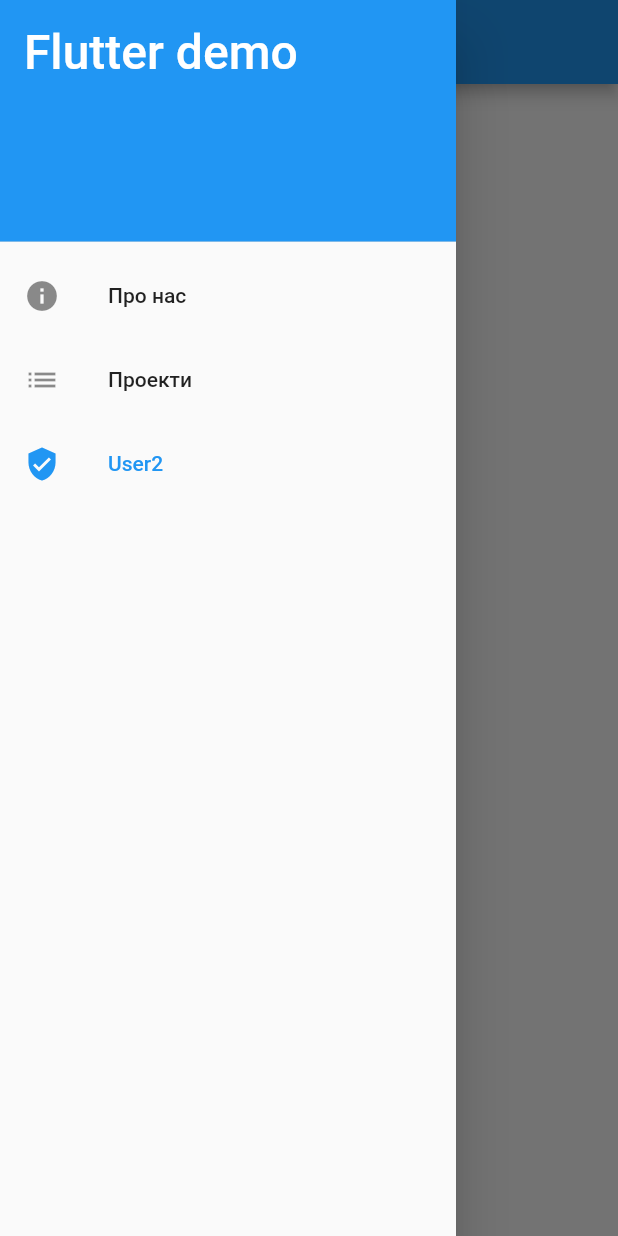
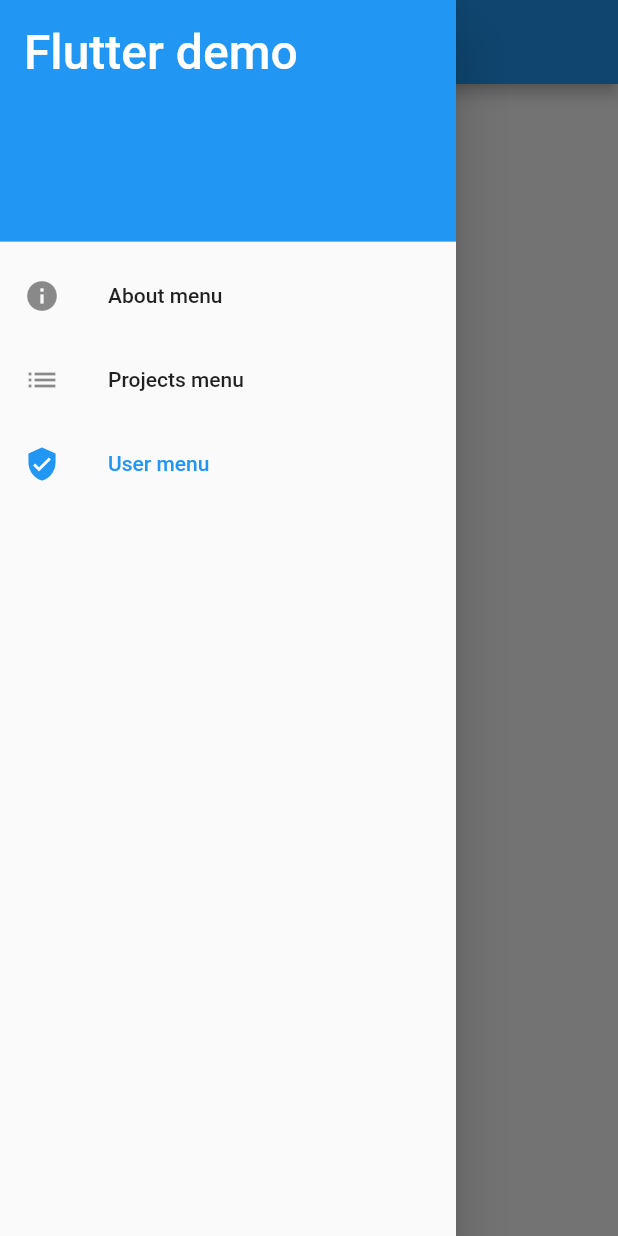
Before and after one commit to ophite/flutter_demo, a Flutter app: the UserPage screen opened directly, with the side drawer open, on a phone screen of 412 x 824 dp. Run offline on Flutter 3.47's test engine with Material 2 defaults, Android fonts, the phone set to English and light mode, and no system bars; accounts and stored records are empty; network calls fail.

Commit message:
added menu

```diff
--- a/lib/drawer.dart
+++ b/lib/drawer.dart
@@ -35,7 +35,7 @@ class DrawerMainState extends State<DrawerMain> {
       ListTile(
         selected: widget.selected == 'about',
         leading: Icon(Icons.info),
-        title: Text('Про нас'),
+        title: Text('About menu'),
         onTap: () {
           Navigator.pop(context);
           Navigator.push(
@@ -47,7 +47,7 @@ class DrawerMainState extends State<DrawerMain> {
       ListTile(
         selected: widget.selected == 'projects',
         leading: Icon(Icons.list),
-        title: Text('Проекти'),
+        title: Text('Projects menu'),
         onTap: () {
           Navigator.pop(context);
           Navigator.push(
@@ -59,7 +59,7 @@ class DrawerMainState extends State<DrawerMain> {
       ListTile(
         selected: widget.selected == 'user',
         leading: Icon(Icons.verified_user),
-        title: Text('User2'),
+        title: Text('User menu'),
         onTap: () {
           Navigator.pop(context);
           Navigator.push(
```
